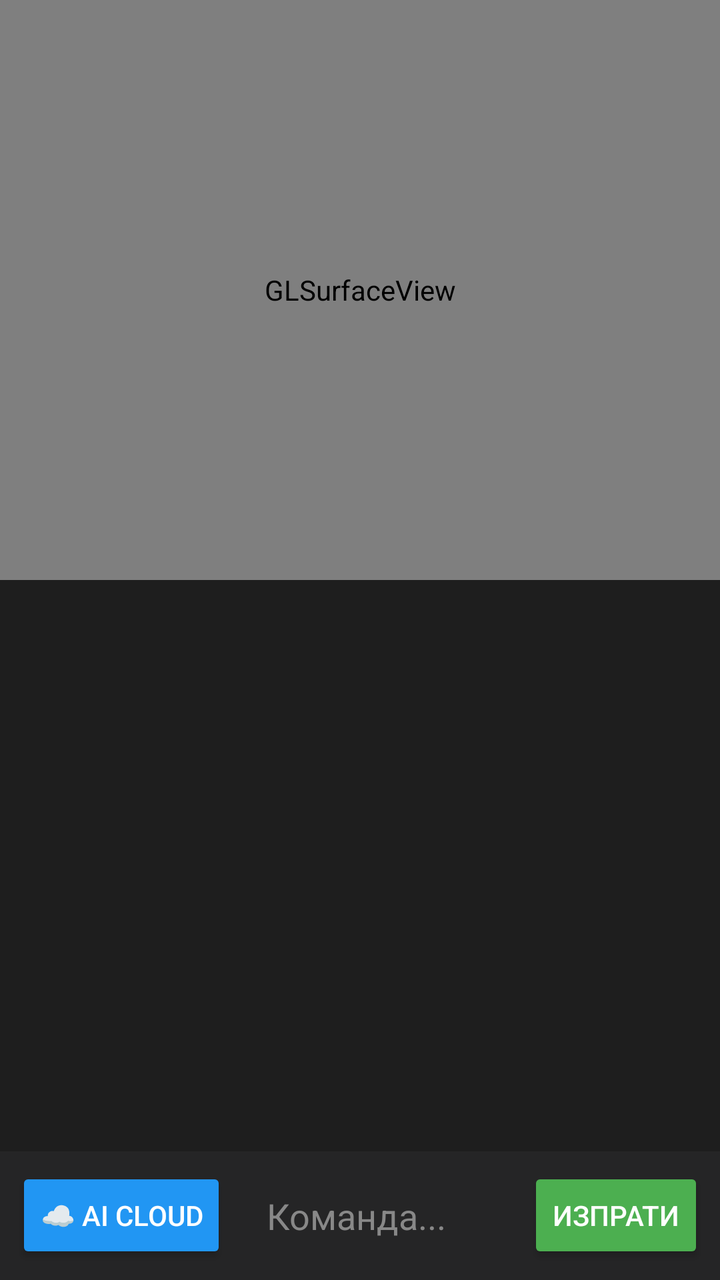
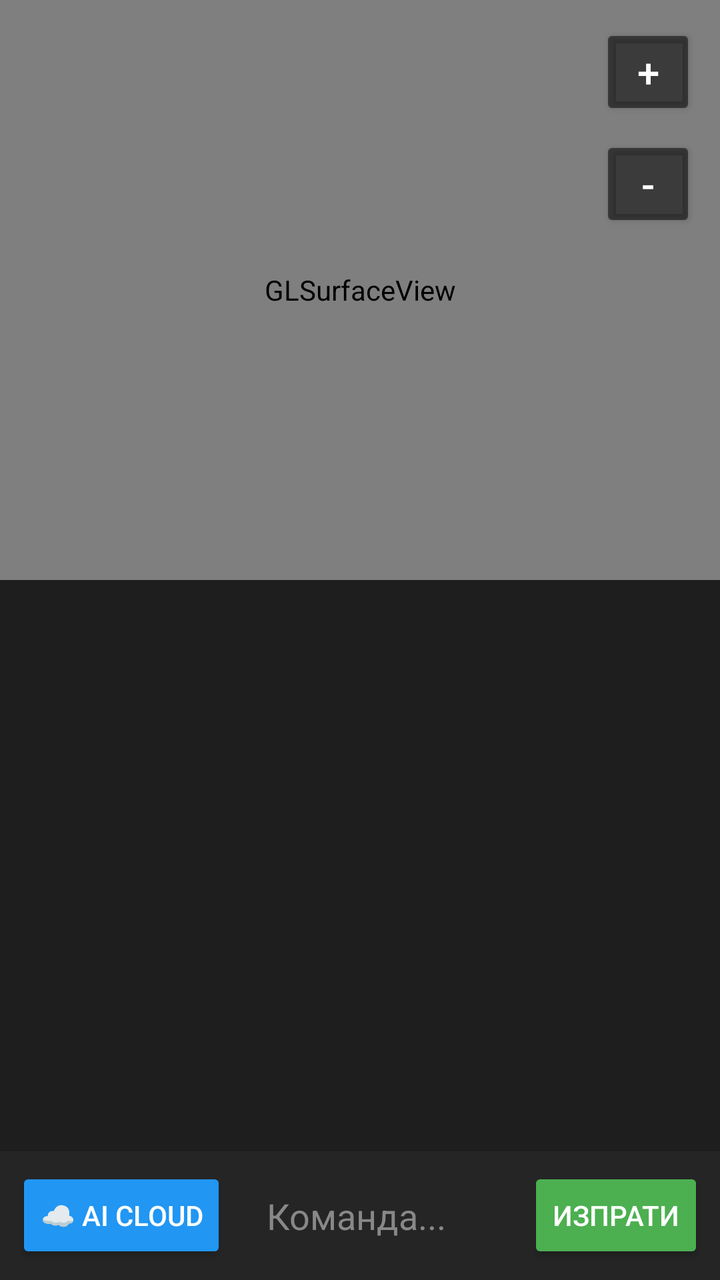

Two renders of the same Android screen: before a commit and after it. Below are the layout's source before the change and the commit's diff.
<!-- AndroidManifest.xml: application theme Theme.AppCompat.Light.NoActionBar -->
<!-- res/layout/activity_main.xml -->
<?xml version="1.0" encoding="utf-8"?>
<androidx.constraintlayout.widget.ConstraintLayout 
    xmlns:android="http://schemas.android.com/apk/res/android"
    xmlns:app="http://schemas.android.com/apk/res-auto"
    android:layout_width="match_parent"
    android:layout_height="match_parent"
    android:background="#121212">

    <FrameLayout
        android:id="@+id/engine_viewport"
        android:layout_width="0dp"
        android:layout_height="0dp"
        android:background="#000000"
        app:layout_constraintTop_toTopOf="parent"
        app:layout_constraintBottom_toTopOf="@+id/chat_layout"
        app:layout_constraintStart_toStartOf="parent"
        app:layout_constraintEnd_toEndOf="parent">
        
        <android.opengl.GLSurfaceView
            android:id="@+id/gl_surface_view"
            android:layout_width="match_parent"
            android:layout_height="match_parent" />
    </FrameLayout>

    <androidx.constraintlayout.widget.ConstraintLayout
        android:id="@+id/chat_layout"
        android:layout_width="0dp"
        android:layout_height="350dp"
        android:background="#1E1E1E"
        app:layout_constraintBottom_toBottomOf="parent"
        app:layout_constraintStart_toStartOf="parent"
        app:layout_constraintEnd_toEndOf="parent">

        <androidx.recyclerview.widget.RecyclerView
            android:id="@+id/chat_recycler"
            android:layout_width="0dp"
            android:layout_height="0dp"
            android:padding="8dp"
            android:clipToPadding="false"
            app:layout_constraintTop_toTopOf="parent"
            app:layout_constraintBottom_toTopOf="@+id/input_layout"
            app:layout_constraintStart_toStartOf="parent"
            app:layout_constraintEnd_toEndOf="parent" />

        <LinearLayout
            android:id="@+id/input_layout"
            android:layout_width="0dp"
            android:layout_height="wrap_content"
            android:orientation="horizontal"
            android:padding="8dp"
            android:background="#252526"
            android:gravity="center_vertical"
            app:layout_constraintBottom_toBottomOf="parent"
            app:layout_constraintStart_toStartOf="parent"
            app:layout_constraintEnd_toEndOf="parent">

            <Button
                android:id="@+id/btn_ai_cloud"
                android:layout_width="wrap_content"
                android:layout_height="wrap_content"
                android:text="☁️ AI Cloud"
                android:backgroundTint="#2196F3"
                android:textColor="#FFFFFF"
                android:layout_marginEnd="8dp"/>

            <EditText
                android:id="@+id/chat_input"
                android:layout_width="0dp"
                android:layout_height="wrap_content"
                android:layout_weight="1"
                android:hint="Команда..."
                android:textColorHint="#888888"
                android:textColor="#FFFFFF"
                android:background="@android:color/transparent"
                android:padding="12dp"
                android:inputType="textMultiLine"
                android:maxLines="4"/>

            <Button
                android:id="@+id/btn_send"
                android:layout_width="wrap_content"
                android:layout_height="wrap_content"
                android:text="Изпрати"
                android:backgroundTint="#4CAF50"
                android:textColor="#FFFFFF"/>
        </LinearLayout>
    </androidx.constraintlayout.widget.ConstraintLayout>
</androidx.constraintlayout.widget.ConstraintLayout>
<!-- resources referenced by this layout -->
<resources>

</resources>

<!-- the commit's change to res/layout/activity_main.xml (unified diff, before → after) -->
@@ -20,6 +20,34 @@
             android:id="@+id/gl_surface_view"
             android:layout_width="match_parent"
             android:layout_height="match_parent" />
+
+        
+        <LinearLayout
+            android:layout_width="wrap_content"
+            android:layout_height="wrap_content"
+            android:orientation="vertical"
+            android:layout_gravity="top|end"
+            android:layout_margin="12dp">
+
+            <Button
+                android:id="@+id/btn_zoom_in"
+                android:layout_width="48dp"
+                android:layout_height="48dp"
+                android:text="+"
+                android:textSize="20sp"
+                android:textColor="#FFFFFF"
+                android:backgroundTint="#88000000"/>
+
+            <Button
+                android:id="@+id/btn_zoom_out"
+                android:layout_width="48dp"
+                android:layout_height="48dp"
+                android:layout_marginTop="8dp"
+                android:text="-"
+                android:textSize="20sp"
+                android:textColor="#FFFFFF"
+                android:backgroundTint="#88000000"/>
+        </LinearLayout>
     </FrameLayout>
 
     <androidx.constraintlayout.widget.ConstraintLayout
